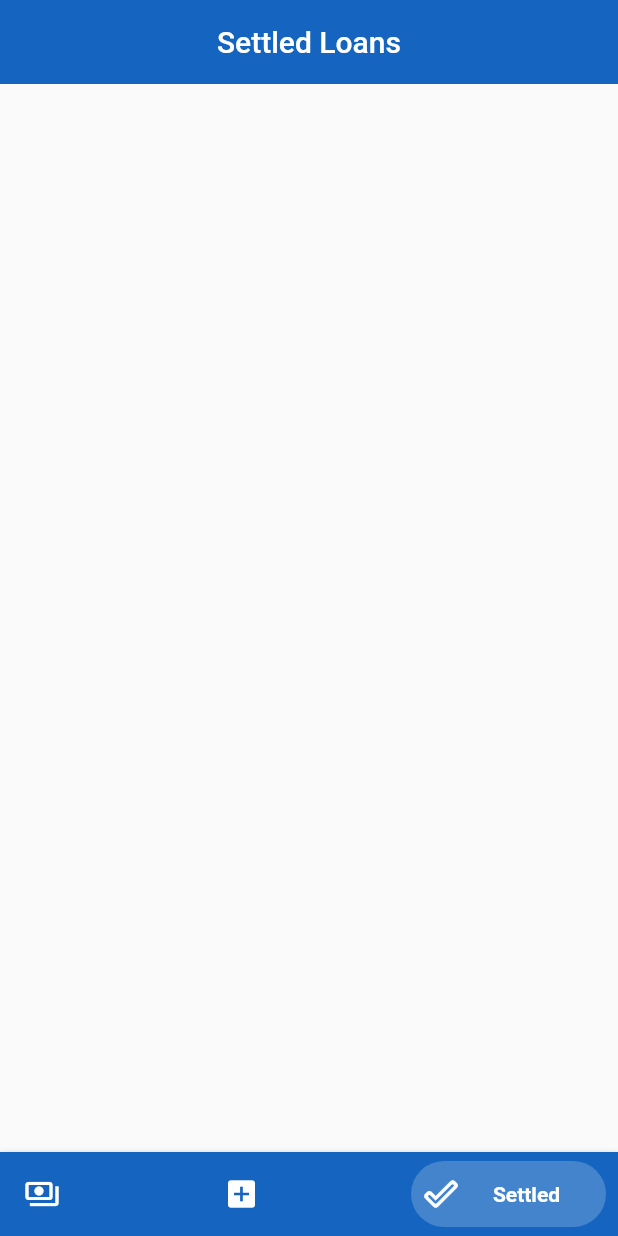
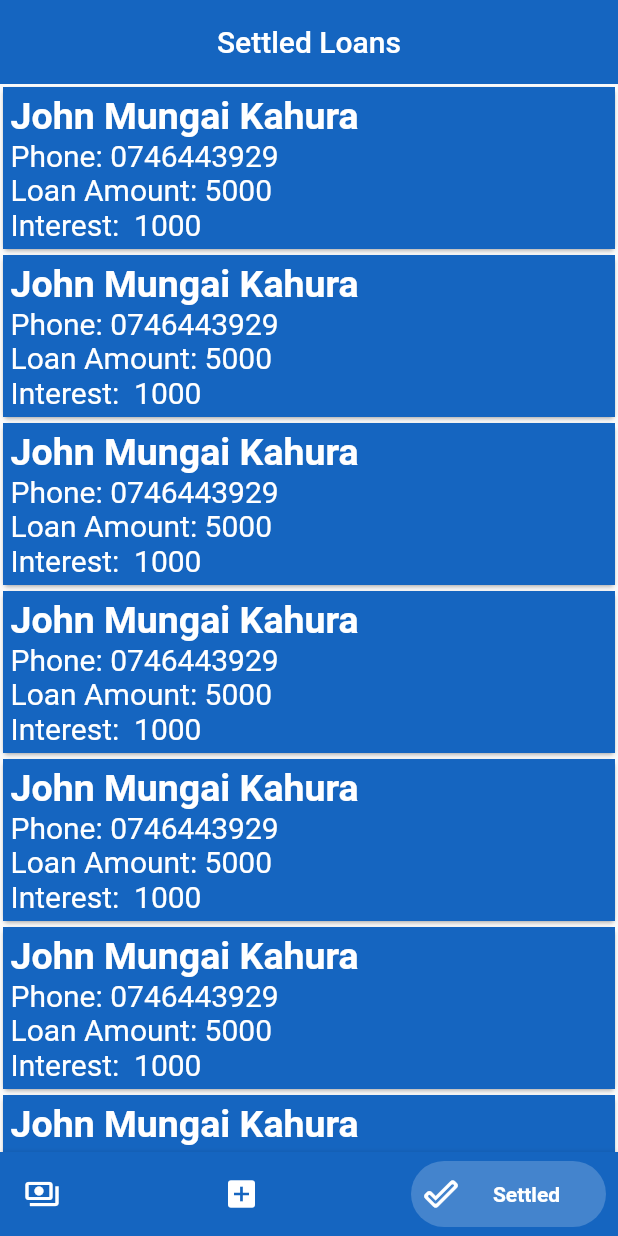
Before and after one commit to JohnM-Kahura/Loan-Shark, a Flutter app: the screen it shows after launch, item 3 of the bottom bar chosen, on a phone screen of 412 x 824 dp. Run offline on Flutter 3.47's test engine with Material 2 defaults, Android fonts, the phone set to English and light mode, and no system bars; drawn by our look-alikes of bottom_navy_bar; statements that could not run were skipped.

Commit message:
added layouted for settled tab

```diff
--- a/lib/screens/settled.dart
+++ b/lib/screens/settled.dart
@@ -1,4 +1,6 @@
 import 'package:flutter/material.dart';
+import 'package:shark/config/colors.dart';
+import 'package:shark/config/style.dart';
 
 class SettledLoans extends StatefulWidget {
   const SettledLoans({Key? key}) : super(key: key);
@@ -10,6 +12,62 @@ class SettledLoans extends StatefulWidget {
 class _SettledLoansState extends State<SettledLoans> {
   @override
   Widget build(BuildContext context) {
-    return Container();
+    return ListView.builder(
+        itemCount: 13,
+        itemBuilder: (BuildContext context, int index) {
+          return Card(
+            elevation: 1,
+            margin: const EdgeInsets.all(2),
+            child: Container(
+              padding: const EdgeInsets.all(5),
+              color: themeColor,
+              child: Column(
+                crossAxisAlignment: CrossAxisAlignment.start,
+                children: [
+                  Text(
+                    'John Mungai Kahura',
+                    style: nameStyle,
+                  ),
+                  Row(
+                    children: [
+                      Text(
+                        'Phone: ',
+                        style: cardStyle,
+                      ),
+                      Text(
+                        '0746443929',
+                        style: cardStyle,
+                      ),
+                    ],
+                  ),
+                  Row(
+                    children: [
+                      Text(
+                        'Loan Amount: ',
+                        style: cardStyle,
+                      ),
+                      Text(
+                        '5000',
+                        style: cardStyle,
+                      ),
+                    ],
+                  ),
+                  Row(
+                    children: [
+                      Text(
+                        'Interest:  ',
+                        style: cardStyle,
+                      ),
+                      Text(
+                        '1000',
+                        style: cardStyle,
+                      ),
+                    ],
+                  ),
+                ],
+              ),
+            ),
+          );
+        });
   }
 }
```
